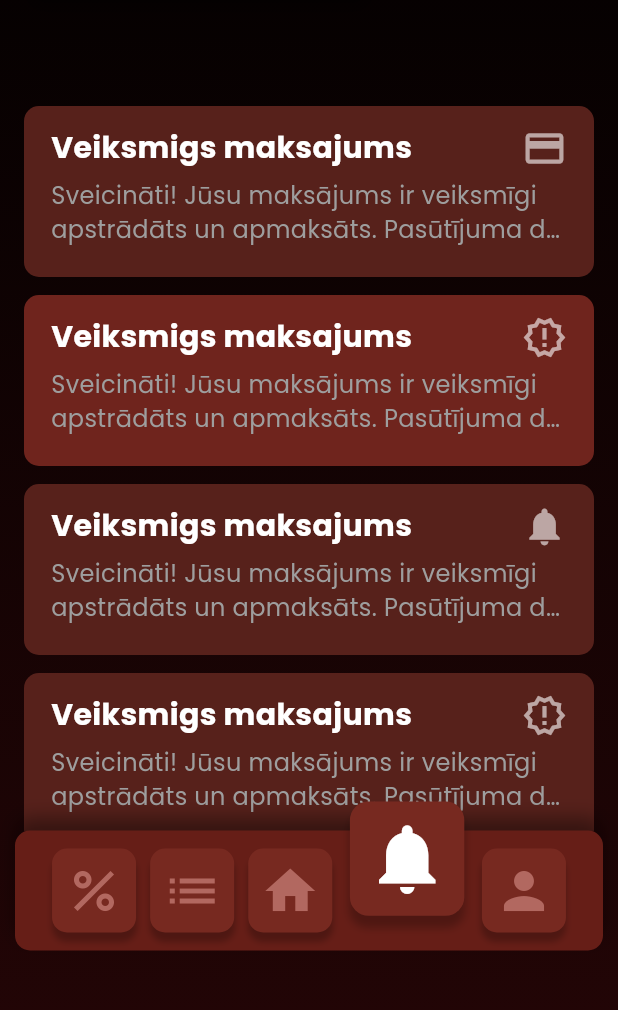
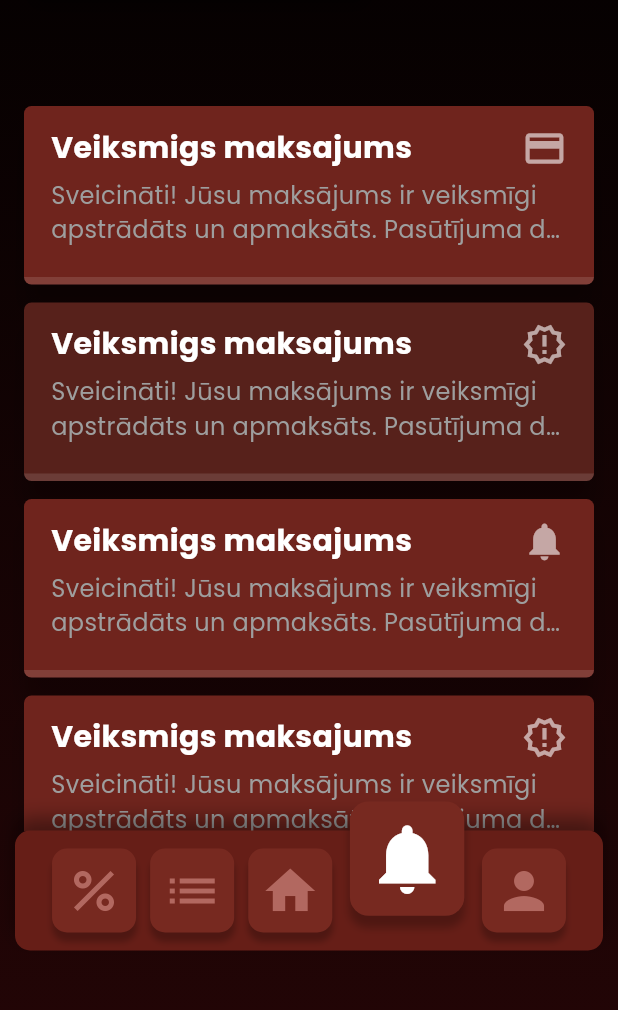
Before and after one commit to mechanical-echo/filmu_nams, a Flutter app: the screen it shows once a user with an empty profile is signed in, item 4 of the bottom bar chosen, on a phone screen of 412 x 824 dp, the part 218-1228 px from its top. Run offline on Flutter 3.47's test engine with Material 3 defaults, Android fonts, the phone set to English and light mode, and no system bars; our stand-ins replace cached_network_image, cloud_firestore, firebase_auth, firebase_core, firebase_storage, google_fonts and 3 more; missing offline and left inert: pattern_background; accounts and stored records are empty; generated files the repository leaves out were written again.

Commit message:
wip | slight design change

```diff
--- a/lib/views/client/main/notifications/notifications.dart
+++ b/lib/views/client/main/notifications/notifications.dart
@@ -1,3 +1,4 @@
+import 'package:filmu_nams/assets/theme.dart';
 import 'package:flutter/material.dart';
 import 'package:google_fonts/google_fonts.dart';
 import 'package:loading_animation_widget/loading_animation_widget.dart';
@@ -190,9 +191,11 @@ class _NotificationItemState extends State<NotificationItem> {
           width: width,
           decoration: BoxDecoration(
             color: widget.notification.state == NotificationState.unread
-                ? Theme.of(context).cardColor
-                : Theme.of(context).disabledColor,
-            borderRadius: BorderRadius.circular(10),
+                ? Theme.of(context).disabledColor
+                : Theme.of(context).cardColor,
+            boxShadow: cardShadow,
+            border: bottomBorder,
+            borderRadius: BorderRadius.circular(5),
           ),
           child: child,
         ),
```
Also changed, not shown: 1 other file.
